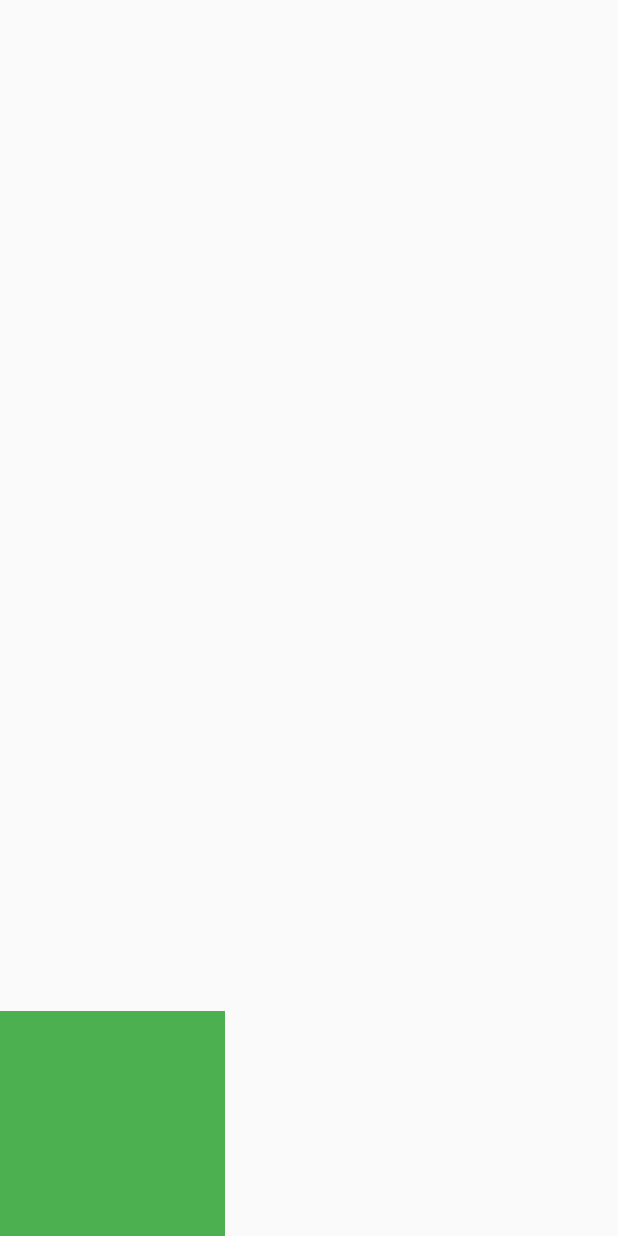
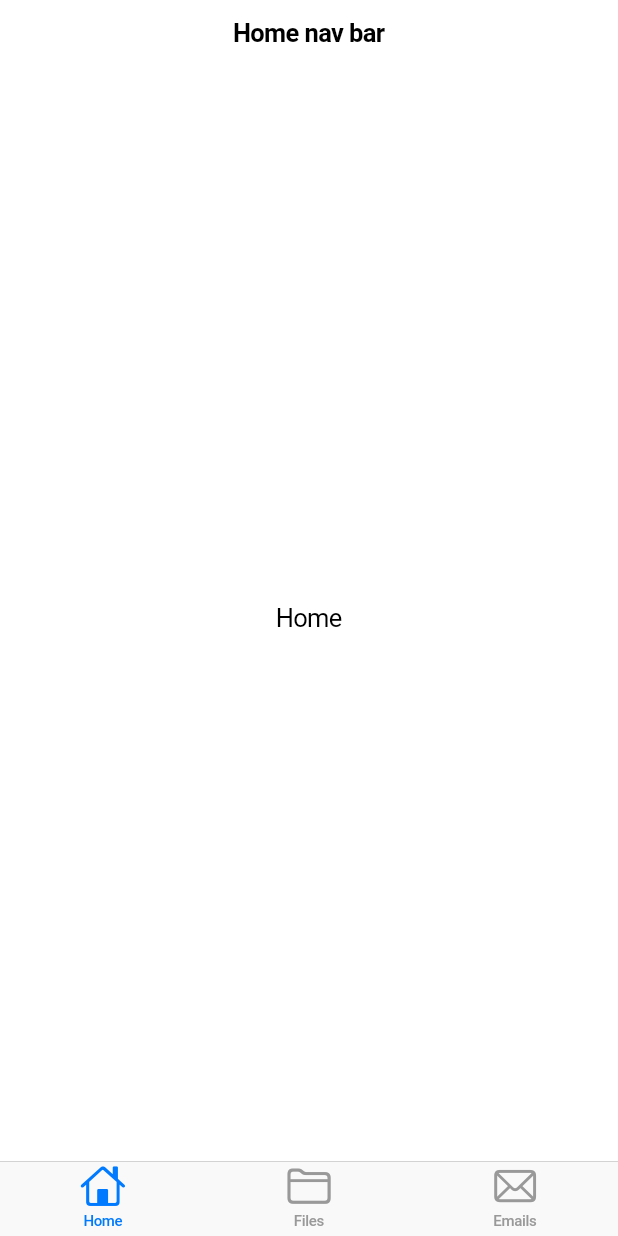
Before and after one commit to NikKalitov/labs_for_students, a Flutter app: the screen it shows after launch, on a phone screen of 412 x 824 dp. Run offline on Flutter 3.47's test engine with Material 2 defaults, Android fonts, the phone set to English and light mode, and no system bars.

Commit message:
Добавил material и cupertino

```diff
--- a/lib/laba_5/laba_5_2/align_example.dart
+++ b/lib/laba_5/laba_5_2/align_example.dart
@@ -9,6 +9,7 @@ class AlignExample extends StatelessWidget {
       body: SafeArea(
         // Выравнивает дочерний элемент внутри себя
         child: Align(
+          // По названиям понятно, где будет расположен виджет
           alignment: Alignment.bottomLeft,
           child: Container(
             height: 150,
--- /dev/null
+++ b/lib/laba_5/laba_5_4/cupertino_tab.dart
@@ -0,0 +1,132 @@
+// ignore_for_file: prefer_const_constructors, avoid_print
+
+import 'package:flutter/cupertino.dart';
+
+class Nav {
+  final String title;
+  final IconData icon;
+
+  Nav({
+    required this.title,
+    required this.icon,
+  });
+}
+
+final tabBar = [
+  Nav(title: 'Home', icon: CupertinoIcons.home),
+  Nav(title: 'Files', icon: CupertinoIcons.folder),
+  Nav(title: 'Emails', icon: CupertinoIcons.mail),
+];
+
+class CupertinoTabExample extends StatefulWidget {
+  const CupertinoTabExample({super.key});
+
+  @override
+  State<CupertinoTabExample> createState() => _CupertinoTabExampleState();
+}
+
+class _CupertinoTabExampleState extends State<CupertinoTabExample> {
+  final CupertinoTabController controller = CupertinoTabController();
+
+  @override
+  void initState() {
+    super.initState();
+    controller.addListener(() {
+      print(controller.index);
+    });
+  }
+
+  @override
+  Widget build(BuildContext context) {
+    return CupertinoTabScaffold(
+      controller: controller,
+      tabBuilder: (context, index) {
+        return CupertinoTabView(
+          builder: (context) {
+            switch (index) {
+              case 0:
+                return HomeView();
+              case 1:
+                return FilesView(controller: controller);
+              case 2:
+                return EmailsView();
+              default:
+                return HomeView();
+            }
+          },
+        );
+      },
+      tabBar: CupertinoTabBar(
+        items: [
+          for (int i = 0; i < tabBar.length; i++)
+            BottomNavigationBarItem(
+              label: tabBar[i].title,
+              icon: Icon(tabBar[i].icon),
+            ),
+        ],
+      ),
+    );
+  }
+}
+
+class HomeView extends StatelessWidget {
+  const HomeView({super.key});
+
+  @override
+  Widget build(BuildContext context) {
+    return CupertinoPageScaffold(
+      navigationBar: CupertinoNavigationBar(
+        middle: Text('Home nav bar'),
+      ),
+      child: Center(
+        child: Text('Home'),
+      ),
+    );
+  }
+}
+
+class FilesView extends StatelessWidget {
+  const FilesView({super.key, required this.controller});
+  final CupertinoTabController controller;
+  @override
+  Widget build(BuildContext context) {
+    return CupertinoPageScaffold(
+      navigationBar: CupertinoNavigationBar(
+        middle: Text('Files nav bar'),
+      ),
+      child: SafeArea(
+        child: Center(
+          child: Column(
+            mainAxisAlignment: MainAxisAlignment.center,
+            children: [
+              Text('Files'),
+              SizedBox(height: 12),
+              CupertinoButton.filled(
+                onPressed: () {
+                  controller.index = 2;
+                },
+                child: Text('Go to Emails tab'),
+              ),
+            ],
+          ),
+        ),
+      ),
+    );
+  }
+}
+
+class EmailsView extends StatelessWidget {
+  const EmailsView({super.key});
+
+  @override
+  Widget build(BuildContext context) {
+    return CupertinoPageScaffold(
+      navigationBar: CupertinoNavigationBar(
+        middle: Text('Emails nav bar'),
+      ),
+      child: Center(
+        child: Text('Emails'),
+      ),
+    );
+  }
+}
--- a/lib/laba_5/main.dart
+++ b/lib/laba_5/main.dart
@@ -1,10 +1,15 @@
 // ignore_for_file: prefer_const_constructors
 
+import 'package:flutter/cupertino.dart';
 import 'package:flutter/material.dart';
-import 'laba_5_2/safe_area_example.dart';
-import 'laba_5_2/expanded_example.dart';
-import 'laba_5_2/center_example.dart';
-import 'laba_5_2/align_example.dart';
+import './laba_5_2/safe_area_example.dart';
+import './laba_5_2/expanded_example.dart';
+import './laba_5_2/center_example.dart';
+import './laba_5_2/align_example.dart';
+import './laba_5_2/column_row_example.dart';
+import './laba_5_3/material_example.dart';
+import './laba_5_4/cupertino_example.dart';
+import './laba_5_4/cupertino_tab.dart';
 
 void main() {
   runApp(MyApp());
@@ -15,11 +20,18 @@ class MyApp extends StatelessWidget {
 
   @override
   Widget build(BuildContext context) {
-    return MaterialApp(
-      // home: SafeAreaExample(),
-      // home: ExpandedExample(),
-      // home: CenterExample(),
-      home: AlignExample(),
+    //   return MaterialApp(
+    //     // home: SafeAreaExample(),
+    //     // home: ExpandedExample(),
+    //     // home: CenterExample(),
+    //     // home: AlignExample(),
+    //     // home: ColumnRowExample(),
+    //     home: MaterialExample(),
+    //   );
+
+    return CupertinoApp(
+      // home: CupertinoExample(),
+      home: CupertinoTabExample(),
     );
   }
 }
```
Also changed, not shown: lib/laba_5/laba_5_2/column_row_example.dart (added, +35 -0 lines), lib/laba_5/laba_5_3/material_example.dart (added, +113 -0 lines), lib/laba_5/laba_5_4/cupertino_example.dart (added, +80 -0 lines), lib/main.dart (+4 -4 lines).
